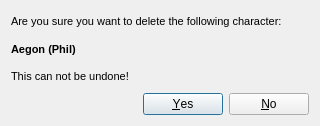
The window that C++Project/GM-Companion/deletecharacterdialog.ui (PhilInTheGaps/GM-Companion) describes before a commit, drawn with Qt 5.
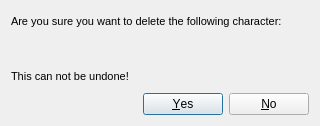
The same window after the commit.

```diff
--- a/C++Project/GM-Companion/deletecharacterdialog.ui
+++ b/C++Project/GM-Companion/deletecharacterdialog.ui
@@ -41,7 +41,7 @@
         </font>
        </property>
        <property name="text">
-        <string>Aegon (Phil)</string>
+        <string notr="true"/>
        </property>
       </widget>
      </item>
```
